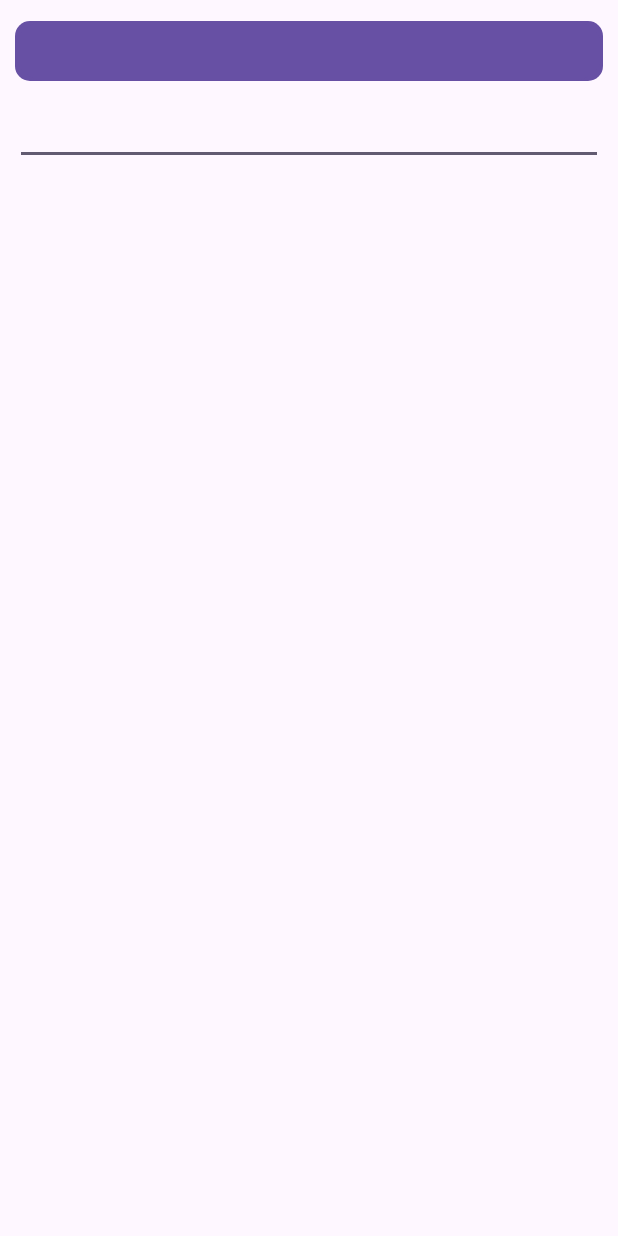
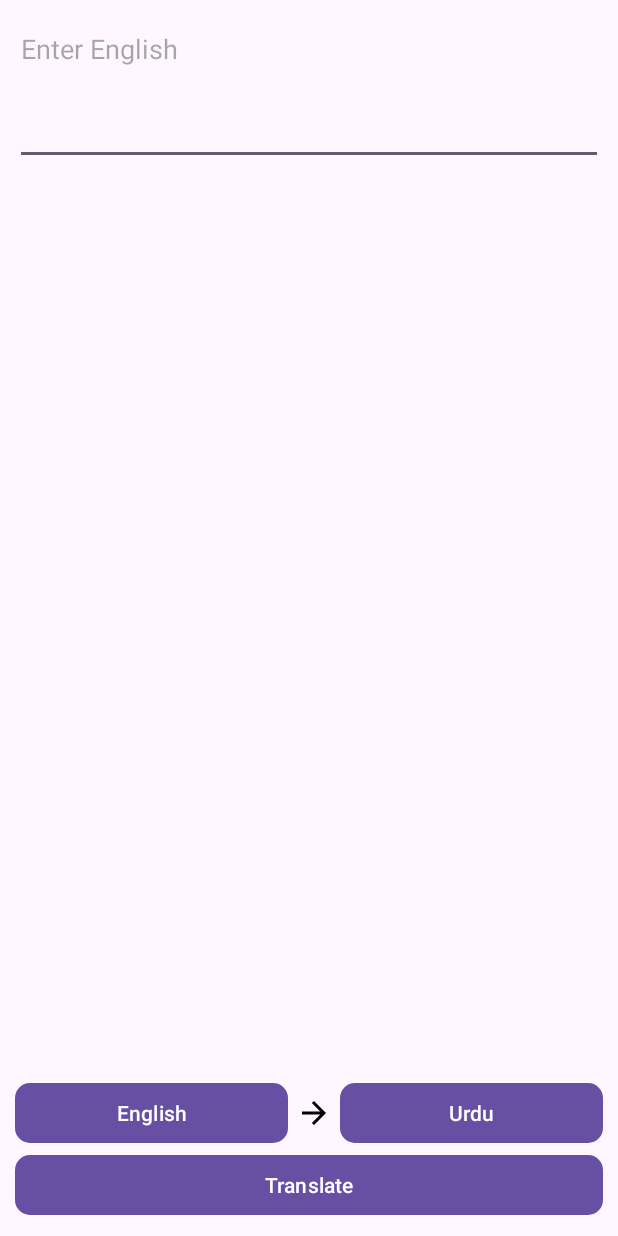
Before and after one commit to Serueja/LanguageTranslator, an Android app: the screen it shows after launch (MainActivity), on a phone screen of 412 x 824 dp. Run offline under Robolectric (Android 15) with nearby library versions, the phone set to English and light mode, and no system bars; libraries missing offline, so code that uses them is left out: com.google.mlkit.nl; 2 statements that could not run were skipped.

Commit message:
edited layout, started loadAvailablelanguages

```diff
--- a/app/src/main/java/com/example/languagetranslator/MainActivity.kt
+++ b/app/src/main/java/com/example/languagetranslator/MainActivity.kt
@@ -2,10 +2,65 @@ package com.example.languagetranslator
 
 import androidx.appcompat.app.AppCompatActivity
 import android.os.Bundle
+import android.util.Log
+import android.widget.EditText
+import android.widget.TextView
+import com.google.android.material.button.MaterialButton
+import com.google.mlkit.nl.translate.TranslateLanguage
+import java.util.Locale
 
 class MainActivity : AppCompatActivity() {
+
+    private lateinit var sourceLanguageEt: EditText
+    private lateinit var targetLanguageTv:  TextView
+    private lateinit var sourceLanguageChooseBtn: MaterialButton
+    private lateinit var targetLanguageChooseBtn: MaterialButton
+    private lateinit var translateBtn: MaterialButton
+
+    companion object {
+        // for printing logs
+        private const val TAG = "MAIN_TAG"
+    }
+
+    private var languageArrayList: ArrayList<ModelLanguage>? = null
     override fun onCreate(savedInstanceState: Bundle?) {
         super.onCreate(savedInstanceState)
         setContentView(R.layout.activity_main)
+
+        sourceLanguageEt = findViewById(R.id.sourceLanguageEt)
+        targetLanguageTv = findViewById(R.id.targetLanguageTv)
+        sourceLanguageChooseBtn = findViewById(R.id.sourceLanguageChooseBtn)
+        targetLanguageChooseBtn = findViewById(R.id.targetLanguageChooseBtn)
+        translateBtn = findViewById(R.id.translateBtn)
+
+        loadAvailableLanguages()
+
+        sourceLanguageChooseBtn.setOnClickListener {
+
+        }
+
+        targetLanguageChooseBtn.setOnClickListener {
+
+        }
+
+        translateBtn.setOnClickListener {
+
+        }
+    }
+
+    private fun loadAvailableLanguages() {
+
+        languageArrayList = ArrayList()
+
+        val languageCodeList = TranslateLanguage.getAllLanguages()
+
+        for (languageCode in languageCodeList) {
+
+            val languageTitle = Locale(languageCode).displayLanguage
+            Log.d(TAG, "loadAvailableLanguages: languageCode: $languageCode")
+            Log.d(TAG, "loadAvailableLanguages: languageTitle: $languageTitle")
+
+            val modelLanguage = ModelLanguage(languageCode, languageTitle)
+        }
     }
 }
--- /dev/null
+++ b/app/src/main/java/com/example/languagetranslator/ModelLanguage.kt
@@ -0,0 +1,5 @@
+package com.example.languagetranslator
+
+/*@param languageCode e.g. en
+* @param languageTitle e.g. English*/
+class ModelLanguage(var languageCode: String, var languageTitle: String)
--- a/app/src/main/res/layout/activity_main.xml
+++ b/app/src/main/res/layout/activity_main.xml
@@ -8,6 +8,7 @@
     tools:context=".MainActivity">
 
     <ScrollView
+        android:layout_above="@id/optionsLl"
         android:layout_width="match_parent"
         android:layout_height="match_parent">
 
@@ -41,6 +42,7 @@
         android:layout_width="match_parent"
         android:layout_height="wrap_content"
         android:orientation="horizontal"
+        android:layout_above="@id/translateBtn"
         android:gravity="center">
 
         <com.google.android.material.button.MaterialButton
@@ -70,6 +72,9 @@
     <com.google.android.material.button.MaterialButton
         android:id="@+id/translateBtn"
         android:layout_width="match_parent"
-        android:layout_height="wrap_content"/>
+        android:layout_height="wrap_content"
+        android:layout_alignParentBottom="true"
+        android:text="Translate"
+        app:cornerRadius="10dp"/>
 
 </RelativeLayout>
```
